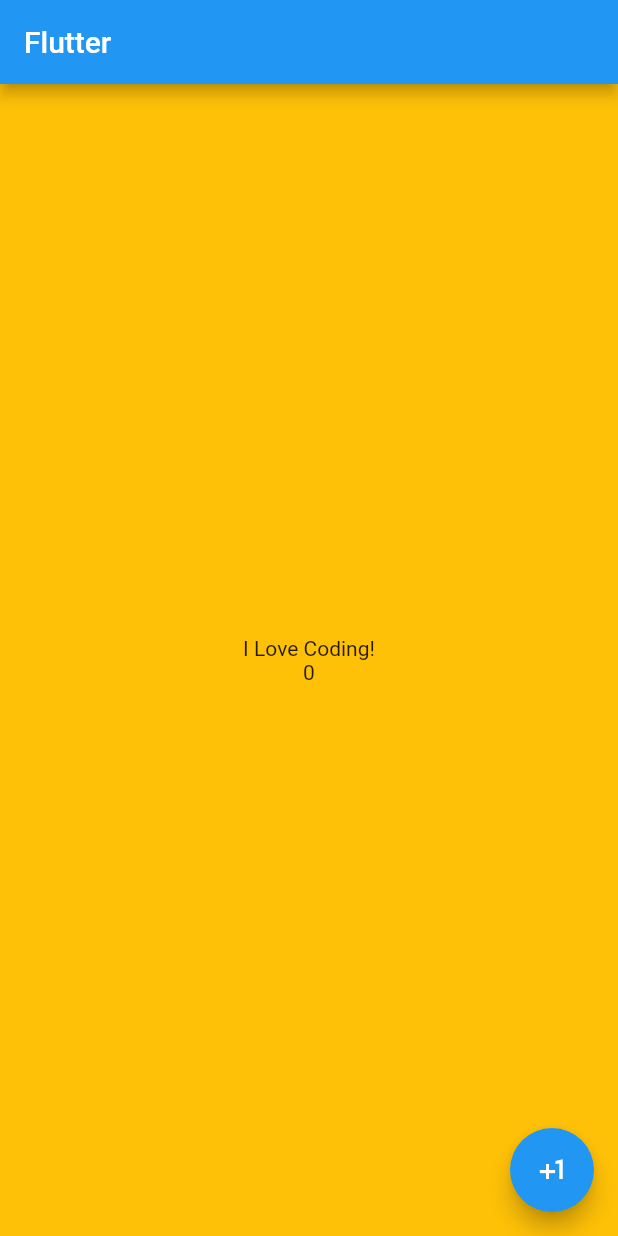
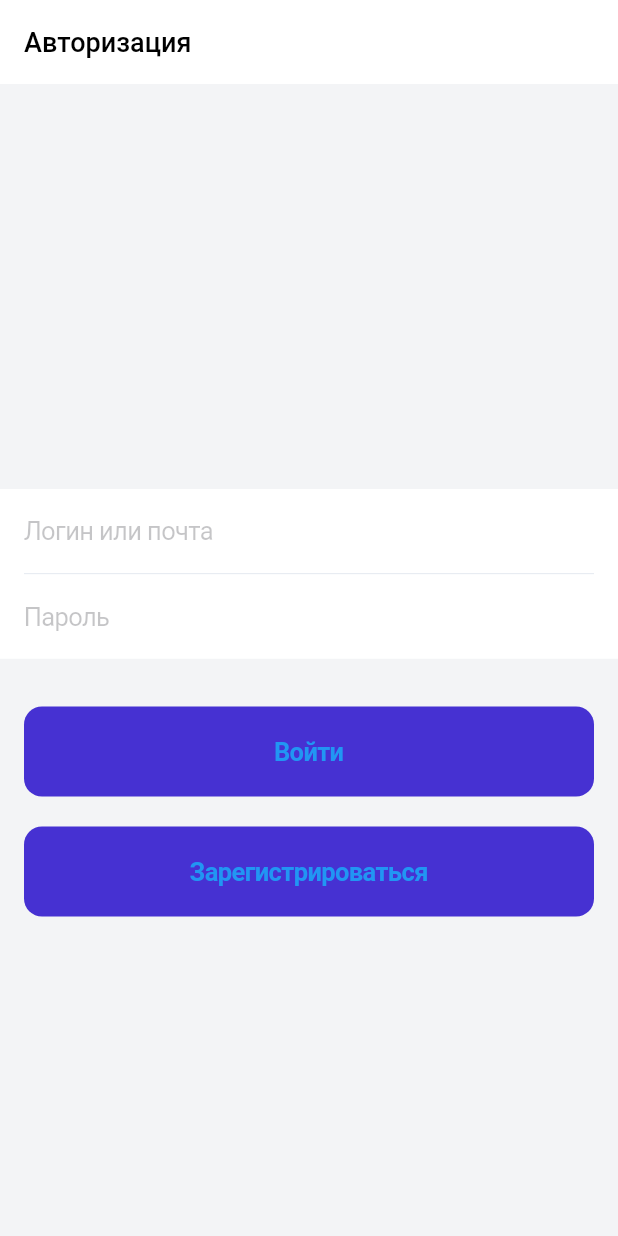
Before and after one commit to maripbekoff/first-application, a Flutter app: the screen it shows after launch, on a phone screen of 412 x 824 dp. Run offline on Flutter 3.47's test engine with Material 2 defaults, Android fonts, the phone set to English and light mode, and no system bars.

Commit message:
Сверстал скрин авторизации

```diff
--- a/lib/main.dart
+++ b/lib/main.dart
@@ -1,5 +1,5 @@
 import 'package:flutter/material.dart';
-import 'package:flutter_application_1/src/screens/home_screen.dart';
+import 'package:flutter_application_1/src/screens/login/login_screen.dart';
 
 void main() {
   runApp(const MyApp());
@@ -13,9 +13,18 @@ class MyApp extends StatelessWidget {
     return MaterialApp(
       debugShowCheckedModeBanner: false,
       theme: ThemeData(
-        scaffoldBackgroundColor: Colors.amber,
+        appBarTheme: const AppBarTheme(
+          elevation: 0,
+          color: Colors.white,
+          titleTextStyle: TextStyle(
+            color: Colors.black,
+            fontSize: 18,
+            fontWeight: FontWeight.w500,
+          ),
+        ),
+        scaffoldBackgroundColor: const Color(0xFFF3F4F6),
       ),
-      home: const HomeScreen(),
+      home: const LoginScreen(),
     );
   }
 }
--- a/lib/src/screens/home_screen.dart
+++ /dev/null
@@ -1,38 +0,0 @@
-import 'package:flutter/material.dart';
-
-class HomeScreen extends StatefulWidget {
-  const HomeScreen({super.key});
-
-  @override
-  State<HomeScreen> createState() => _HomeScreenState();
-}
-
-class _HomeScreenState extends State<HomeScreen> {
-  int _counter = 0;
-
-  @override
-  Widget build(BuildContext context) {
-    return Scaffold(
-      appBar: AppBar(
-        title: const Text('Flutter'),
-      ),
-      body: Center(
-        child: Column(
-          mainAxisAlignment: MainAxisAlignment.center,
-          children: [
-            const Text('I Love Coding!'),
-            Text('$_counter'),
-          ],
-        ),
-      ),
-      floatingActionButton: FloatingActionButton(
-        onPressed: () {
-          setState(() {
-            _counter++;
-          });
-        },
-        child: const Icon(Icons.plus_one),
-      ),
-    );
-  }
-}
--- /dev/null
+++ b/lib/src/screens/login/login_screen.dart
@@ -0,0 +1,86 @@
+import 'package:flutter/cupertino.dart';
+import 'package:flutter/material.dart';
+
+class LoginScreen extends StatelessWidget {
+  const LoginScreen({super.key});
+
+  @override
+  Widget build(BuildContext context) {
+    return Scaffold(
+      appBar: AppBar(
+        title: const Text('Авторизация'),
+      ),
+      body: ListView(
+        children: [
+          const SizedBox(height: 270),
+          Container(
+            decoration: const BoxDecoration(
+              color: Colors.white,
+            ),
+            child: Column(
+              children: const [
+                CupertinoTextField(
+                  placeholder: 'Логин или почта',
+                  decoration: BoxDecoration(
+                    color: Colors.white,
+                  ),
+                  padding: EdgeInsets.symmetric(
+                    vertical: 18,
+                    horizontal: 16,
+                  ),
+                ),
+                Divider(
+                  height: 1,
+                  indent: 16,
+                  color: Color(0xFFE0E6ED),
+                  endIndent: 16,
+                ),
+                CupertinoTextField(
+                  obscureText: true,
+                  placeholder: 'Пароль',
+                  decoration: BoxDecoration(
+                    color: Colors.white,
+                  ),
+                  padding: EdgeInsets.symmetric(
+                    vertical: 18,
+                    horizontal: 16,
+                  ),
+                ),
+              ],
+            ),
+          ),
+          const SizedBox(height: 32),
+          Padding(
+            padding: const EdgeInsets.symmetric(horizontal: 16),
+            child: CupertinoButton(
+              padding: const EdgeInsets.symmetric(vertical: 20),
+              color: const Color(0xFF4631D2),
+              child: const Text(
+                'Войти',
+                style: TextStyle(
+                  fontWeight: FontWeight.bold,
+                ),
+              ),
+              onPressed: () {},
+            ),
+          ),
+          const SizedBox(height: 20),
+          Padding(
+            padding: const EdgeInsets.symmetric(horizontal: 16),
+            child: CupertinoButton(
+              padding: const EdgeInsets.symmetric(vertical: 20),
+              color: const Color(0xFF4631D2),
+              child: const Text(
+                'Зарегистрироваться',
+                style: TextStyle(
+                  fontWeight: FontWeight.bold,
+                ),
+              ),
+              onPressed: () {},
+            ),
+          ),
+        ],
+      ),
+    );
+  }
+}
```
